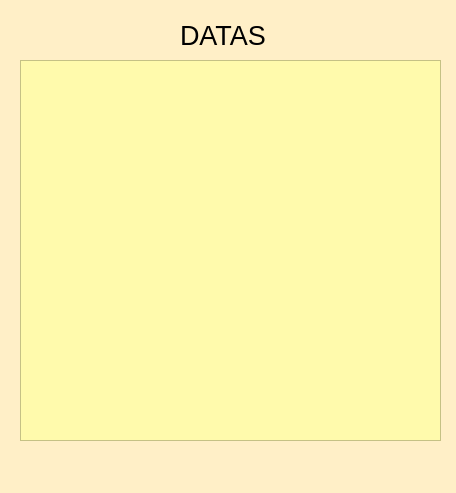
First picture: the form in listar_datas.ui, repository walissonsou/registration-python-sql, before the edit.
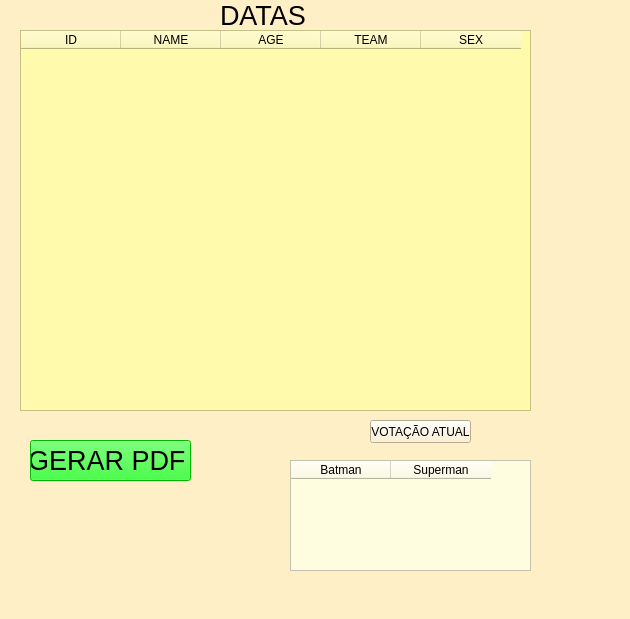
Second picture: the form after the edit.

Commit message: Trazendo dados do DB e mostrando na tela

What changed in the file:
```diff
--- a/listar_datas.ui
+++ b/listar_datas.ui
@@ -6,8 +6,8 @@
    <rect>
     <x>0</x>
     <y>0</y>
-    <width>456</width>
-    <height>493</height>
+    <width>630</width>
+    <height>619</height>
    </rect>
   </property>
   <property name="windowTitle">
@@ -20,8 +20,8 @@
    <widget class="QLabel" name="label">
     <property name="geometry">
      <rect>
-      <x>180</x>
-      <y>20</y>
+      <x>220</x>
+      <y>0</y>
       <width>91</width>
       <height>31</height>
      </rect>
@@ -39,8 +39,8 @@
     <property name="geometry">
      <rect>
       <x>20</x>
-      <y>60</y>
-      <width>421</width>
+      <y>30</y>
+      <width>511</width>
       <height>381</height>
      </rect>
     </property>
@@ -54,6 +54,93 @@
     <property name="styleSheet">
      <string notr="true">background-color: rgb(255, 250, 172)</string>
     </property>
+    <property name="gridStyle">
+     <enum>Qt::NoPen</enum>
+    </property>
+    <column>
+     <property name="text">
+      <string>ID</string>
+     </property>
+    </column>
+    <column>
+     <property name="text">
+      <string>NAME</string>
+     </property>
+    </column>
+    <column>
+     <property name="text">
+      <string>AGE</string>
+     </property>
+    </column>
+    <column>
+     <property name="text">
+      <string>TEAM</string>
+     </property>
+    </column>
+    <column>
+     <property name="text">
+      <string>SEX</string>
+     </property>
+    </column>
+   </widget>
+   <widget class="QPushButton" name="pushButton">
+    <property name="geometry">
+     <rect>
+      <x>30</x>
+      <y>440</y>
+      <width>161</width>
+      <height>41</height>
+     </rect>
+    </property>
+    <property name="font">
+     <font>
+      <pointsize>20</pointsize>
+     </font>
+    </property>
+    <property name="styleSheet">
+     <string notr="true">background-color:rgb(0, 255, 0);
+color: black;</string>
+    </property>
+    <property name="text">
+     <string>GERAR PDF </string>
+    </property>
+   </widget>
+   <widget class="QTableWidget" name="tableWidget_2">
+    <property name="geometry">
+     <rect>
+      <x>290</x>
+      <y>460</y>
+      <width>241</width>
+      <height>111</height>
+     </rect>
+    </property>
+    <property name="styleSheet">
+     <string notr="true">background-color: 
+rgb(255, 253, 224);</string>
+    </property>
+    <column>
+     <property name="text">
+      <string>Batman</string>
+     </property>
+    </column>
+    <column>
+     <property name="text">
+      <string>Superman</string>
+     </property>
+    </column>
+   </widget>
+   <widget class="QPushButton" name="pushButton_2">
+    <property name="geometry">
+     <rect>
+      <x>370</x>
+      <y>420</y>
+      <width>101</width>
+      <height>23</height>
+     </rect>
+    </property>
+    <property name="text">
+     <string>VOTAÇÃO ATUAL</string>
+    </property>
    </widget>
   </widget>
   <widget class="QMenuBar" name="menubar">
```
Left out of the diff: 2 changed lines with no effect on the pictures. The commit also changes 1 other file.
